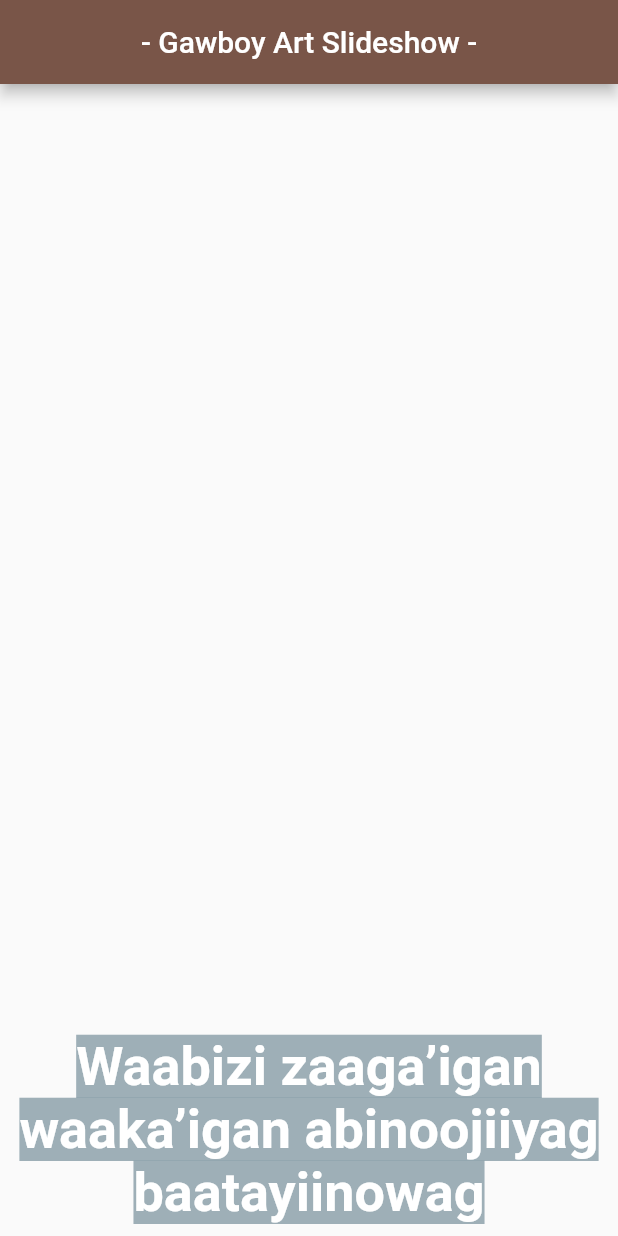
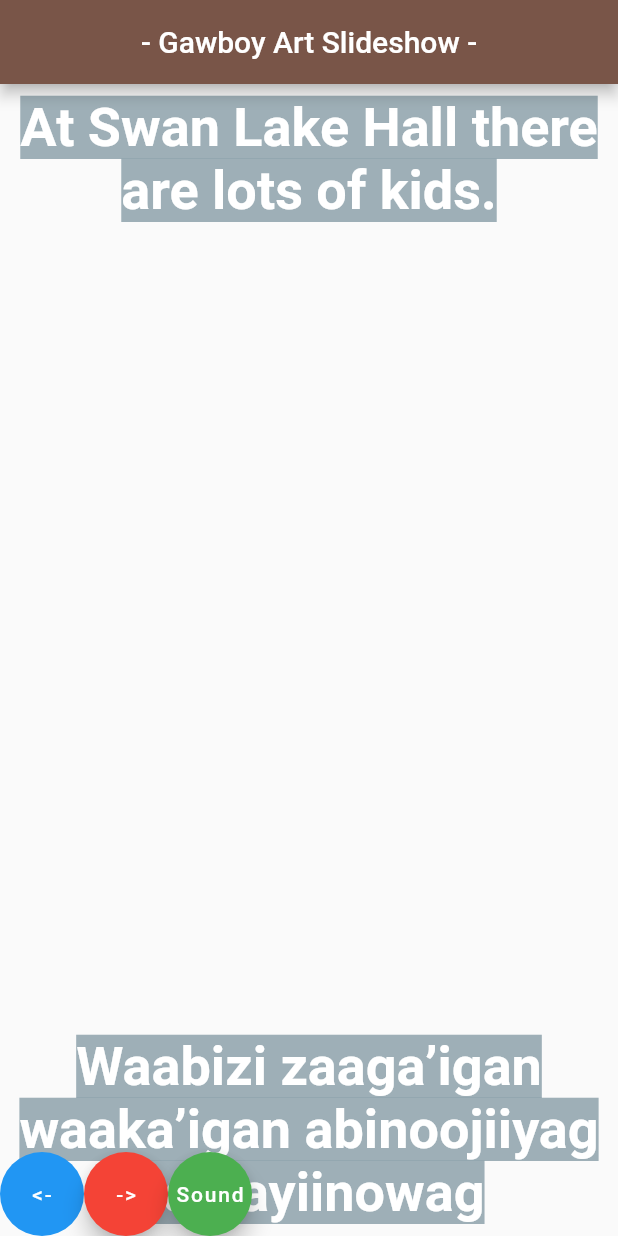
Before and after one commit to tgibbons-css/gawboy_flutter_project, a Flutter app: the screen it shows after launch, on a phone screen of 412 x 824 dp. Run offline on Flutter 3.47's test engine with Material 2 defaults, Android fonts, the phone set to English and light mode, and no system bars; drawn by our look-alikes of carousel_slider; our stand-ins replace just_audio, scroll_snap_list; missing offline and left inert: kenburns.

Commit message:
CIS 3334 Final Updates

```diff
--- a/lib/datarepo.dart
+++ b/lib/datarepo.dart
@@ -100,6 +100,4 @@ class DataRepo {
 
   }
 
-
-
 }
--- a/lib/main.dart
+++ b/lib/main.dart
@@ -2,6 +2,8 @@ import 'package:flutter/material.dart';
 import 'package:kenburns/kenburns.dart';
 import 'package:just_audio/just_audio.dart';
 import 'package:carousel_slider/carousel_slider.dart';
+import 'package:scroll_snap_list/scroll_snap_list.dart';
+
 
 import 'datarepo.dart';
 import 'dataitem.dart';
@@ -21,7 +23,8 @@ class _MyAppState extends State<MyApp> {
   DataRepo repo = new DataRepo();
   Future<List<DataItem>> futureItems;
   AudioPlayer player;
-  bool languageState = true; // state is true for Anishinaabe and false for English
+ // bool languageState = true; // state is true for Anishinaabe and false for English
+
 
   @override
   void initState() {
@@ -42,13 +45,13 @@ class _MyAppState extends State<MyApp> {
     player.play();
   }
 
-  String getTextDescription(int index) {
-    if (languageState) {
-      return repo.getJourdainAnishinaabe(index);
-    } else {
-      return repo.getJourdainEnglish(index);
-    }
-  }
+  // String getTextDescription(int index) {
+  //   if (languageState) {
+  //     return repo.getJourdainAnishinaabe(index);
+  //   } else {
+  //     return repo.getJourdainEnglish(index);
+  //   }
+  // }
 
   // This widget is the root of your application.
   @override
@@ -87,7 +90,7 @@ class _MyAppState extends State<MyApp> {
       carouselController: _carouselController,
       itemBuilder: (BuildContext context, int index, int realIndex) {
         print("Carousel Builder --- playing audio " + index.toString());
-        playAudio(index);
+
         return Container(
           constraints: BoxConstraints.expand(
               height: MediaQuery.of(context).size.height),
@@ -95,6 +98,23 @@ class _MyAppState extends State<MyApp> {
               children: <Widget>[
                 imageDisplayWidget(index),
                 textDisplayWidget(index),
+                textDisplayWidgetOpposite(index),
+                Row(
+                  children: [
+                    Align(
+                      alignment: Alignment.bottomLeft,
+                      child: floatingActionButtonPrevious(),
+                    ),
+                    Align(
+                      alignment: Alignment.bottomRight,
+                      child: floatingActionButtonNext(index),
+                    ),
+                    Align(
+                      alignment: Alignment.bottomCenter,
+                      child: floatingActionButtonAudio(index),
+                    ),
+                  ],
+                ),
               ]),
         );
       },
@@ -102,7 +122,7 @@ class _MyAppState extends State<MyApp> {
         height: double.maxFinite,
         aspectRatio: 9/9,
         viewportFraction: 1.0,
-        autoPlay: true,
+        autoPlay: false,//a change
         autoPlayInterval: Duration(seconds: 10),
         autoPlayCurve: Curves.fastOutSlowIn,
         enlargeCenterPage: true,
@@ -110,6 +130,14 @@ class _MyAppState extends State<MyApp> {
     );
   }
 
+  FloatingActionButton floatingActionButtonAudio(int index){
+    return FloatingActionButton(
+      onPressed: () => playAudio(index),
+      child: Text('Sound'),
+      backgroundColor: Colors.green,
+
+    );
+  }
   Container textDisplayWidget(int index) {
     return Container(
         alignment: FractionalOffset.bottomCenter,
@@ -117,11 +145,11 @@ class _MyAppState extends State<MyApp> {
         onPressed: () {
       setState(() {
         print("----- text click -----");
-        languageState = !languageState;
+        //languageState = !languageState;
       });
         },
           child: Text(
-            getTextDescription(index),
+            repo.getJourdainAnishinaabe(index),
             textAlign: TextAlign.center,
             style: TextStyle(
               backgroundColor: Colors.blueGrey.withOpacity(.6),
@@ -134,13 +162,67 @@ class _MyAppState extends State<MyApp> {
     );
   }
 
+  FloatingActionButton floatingActionButtonNext(index)
+  {
+    return FloatingActionButton(
+      // onPressed: () => _carouselController.nextPage(
+      //     duration: Duration(milliseconds: 300), curve: Curves.linear),
+      onPressed: () async{
+        await _carouselController.nextPage(
+          duration: Duration(milliseconds: 300), curve: Curves.linear);
+          player.stop();
+      },
+      child: Text('->'),
+      backgroundColor: Colors.red,
+
+    );
+  }
+  FloatingActionButton floatingActionButtonPrevious()
+  {
+    return FloatingActionButton(
+      onPressed: () async{
+        await _carouselController.previousPage(
+            duration: Duration(milliseconds: 300), curve: Curves.linear);
+        player.stop();
+      },
+      child: Text('<-'),
+      backgroundColor: Colors.blue,
+      elevation: 0,
+
+    );
+  }
+
+  Container textDisplayWidgetOpposite(int index) {
+    return Container(
+      alignment: FractionalOffset.topCenter,
+      child: TextButton(
+        onPressed: () {
+          setState(() {
+            print("----- text click -----");
+            //languageState = !languageState;
+          });
+        },
+        child: Text(
+          repo.getJourdainEnglish(index),
+          textAlign: TextAlign.center,
+          style: TextStyle(
+            backgroundColor: Colors.blueGrey.withOpacity(.6),
+            fontWeight: FontWeight.bold,
+            color: Colors.white,
+            fontSize: 36,
+          ),
+        ),
+      ),
+    );
+  }
+
   KenBurns imageDisplayWidget(int index) {
     // Use the KenBurns widget to pan across the images
     // See https://pub.dev/packages/kenburns
     return KenBurns(
       maxScale: 2,
-      minAnimationDuration: Duration(milliseconds: 10000),
-      maxAnimationDuration: Duration(milliseconds: 20000),
+      //minAnimationDuration: Duration(milliseconds: 10000),
+      //maxAnimationDuration: Duration(milliseconds: 20000),
       child: Image.asset(repo.getImageFile(index),
           fit: BoxFit.fitHeight, height: double.negativeInfinity),
     );
--- a/pubspec.yaml
+++ b/pubspec.yaml
@@ -29,6 +29,7 @@ environment:
 dependencies:
   flutter:
     sdk: flutter
+  scroll_snap_list: ^0.5.1
 
   # The following adds the Cupertino Icons font to your application.
   # Use with the CupertinoIcons class for iOS style icons.
```
Also changed, not shown: pubspec.lock.
